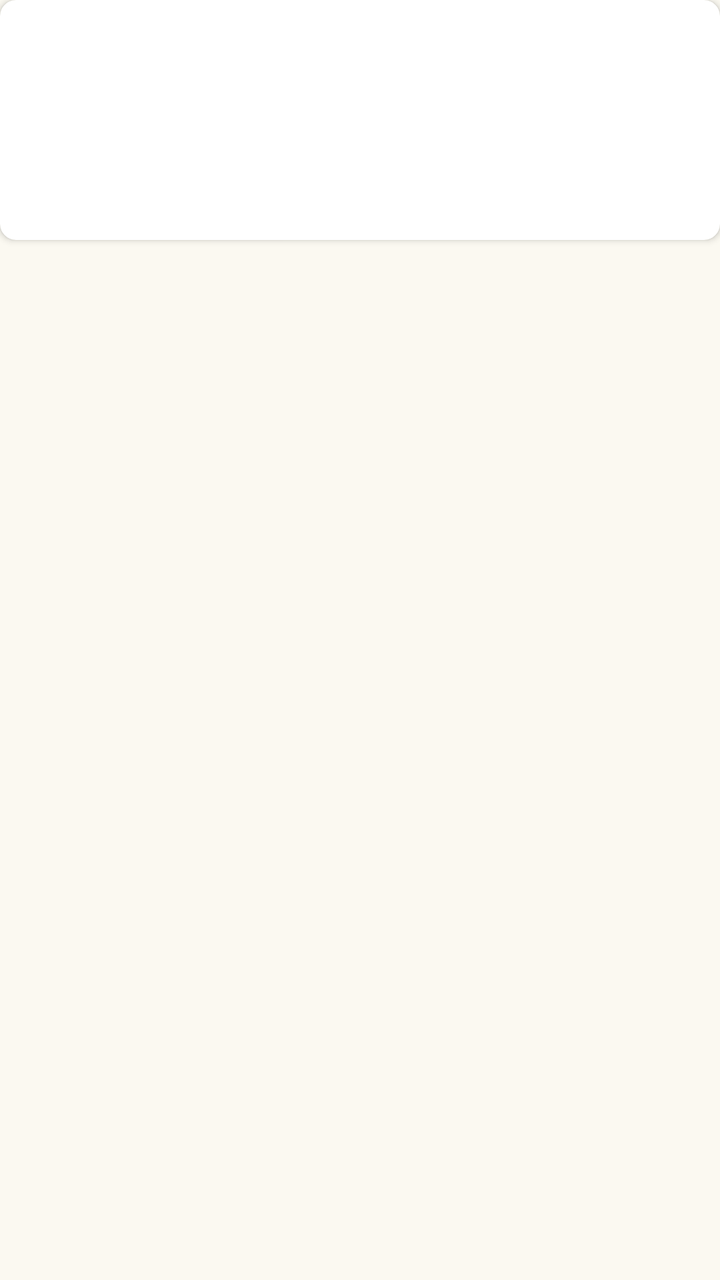
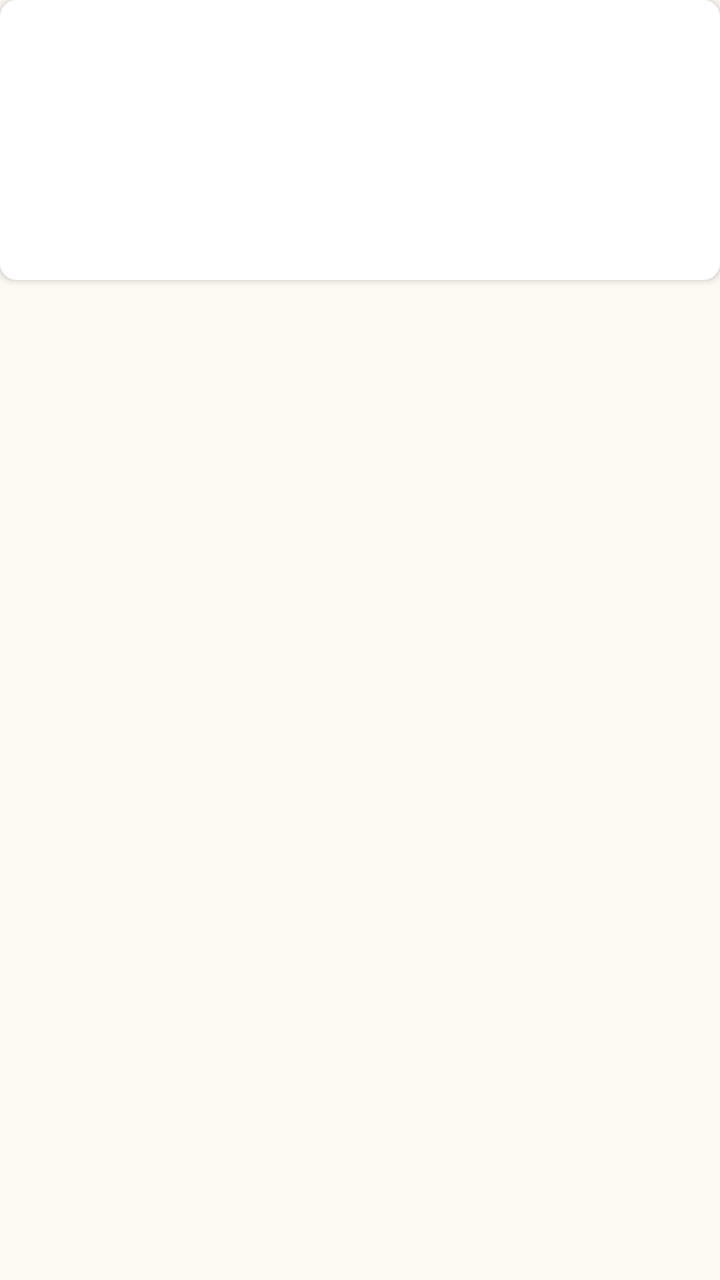

Compare the two renders of this Android layout. The source of the first and the diff that turns it into the second are given below.
<!-- AndroidManifest.xml: application theme Theme.ToDoNote -->
<!-- res/layout/item_note.xml -->
<?xml version="1.0" encoding="utf-8"?>
<LinearLayout xmlns:android="http://schemas.android.com/apk/res/android"
    xmlns:app="http://schemas.android.com/apk/res-auto"
    android:layout_width="match_parent"
    android:layout_height="wrap_content"
    android:orientation="vertical"
    android:layout_margin="4dp">

    
    <androidx.cardview.widget.CardView
        android:layout_width="match_parent"
        android:layout_height="wrap_content"
        app:cardCornerRadius="8dp"
        app:cardElevation="2dp">

        <FrameLayout
            android:layout_width="match_parent"
            android:layout_height="120dp"
            android:padding="12dp">

            
            <TextView
                android:id="@+id/tv_note_content"
                android:layout_width="match_parent"
                android:layout_height="match_parent"
                android:background="@color/color_surface"
                android:ellipsize="end"
                android:gravity="top|start"
                android:maxLines="6"
                android:padding="8dp"
                android:textColor="@color/color_text_dark"
                android:textSize="12sp" />

            
            <ImageView
                android:id="@+id/iv_lock"
                android:layout_width="48dp"
                android:layout_height="48dp"
                android:layout_gravity="center"
                android:src="@android:drawable/ic_lock_lock"
                android:visibility="gone"
                android:contentDescription="잠금" />

        </FrameLayout>

    </androidx.cardview.widget.CardView>

    
    <TextView
        android:id="@+id/tv_note_title"
        android:layout_width="match_parent"
        android:layout_height="wrap_content"
        android:layout_marginTop="8dp"
        android:ellipsize="end"
        android:gravity="center"
        android:maxLines="1"
        android:textColor="@color/color_text_dark"
        android:textSize="14sp"
        android:textStyle="bold" />

</LinearLayout>
<!-- resources referenced by this layout -->
<resources>
  <color name="color_surface">#FFFFFF</color>
  <color name="color_text_dark">#444444</color>
  <style name="Theme.ToDoNote" parent="Base.Theme.ToDoNote" />
  <style name="Base.Theme.ToDoNote" parent="Theme.Material3.DayNight.NoActionBar">
          
          <item name="colorPrimary">@color/color_primary</item>
          <item name="colorPrimaryDark">@color/color_primary_dark</item>
          <item name="colorPrimaryVariant">@color/color_primary_light</item>
          
          
          <item name="colorSecondary">@color/color_secondary</item>
          <item name="colorSecondaryVariant">@color/color_secondary_dark</item>
          
          
          <item name="android:colorBackground">@color/color_background</item>
          <item name="colorSurface">@color/color_surface</item>
          
          
          <item name="android:textColorPrimary">@color/color_text_dark</item>
          <item name="android:textColorSecondary">@color/color_text_medium</item>
          <item name="colorOnPrimary">@color/white</item>
          <item name="colorOnSecondary">@color/color_text_dark</item>
          <item name="colorOnBackground">@color/color_text_dark</item>
          <item name="colorOnSurface">@color/color_text_dark</item>
          <item name="colorOnSurfaceVariant">@color/color_text_medium</item>
          
          
          <item name="colorAccent">@color/color_accent</item>
          
          
          <item name="colorOutline">@color/color_outline</item>
          
          
          <item name="android:statusBarColor">@android:color/black</item>
          <item name="android:windowLightStatusBar">false</item>
      </style>
  <color name="color_primary">#A0D9C8</color>
  <color name="color_primary_dark">#7DB8A5</color>
  <color name="color_primary_light">#C8E8DC</color>
  <color name="color_secondary">#F0D5C9</color>
  <color name="color_secondary_dark">#E0B5A3</color>
  <color name="color_background">#FBF9F1</color>
  <color name="color_text_medium">#666666</color>
  <color name="white">#FFFFFFFF</color>
  <color name="color_accent">#FFEB9E</color>
  <color name="color_outline">#333333</color>
</resources>

<!-- the commit's change to res/layout/item_note.xml (unified diff, before → after) -->
@@ -15,8 +15,8 @@
 
         <FrameLayout
             android:layout_width="match_parent"
-            android:layout_height="120dp"
-            android:padding="12dp">
+            android:layout_height="140dp"
+            android:padding="8dp">
 
             
             <TextView
@@ -26,7 +26,7 @@
                 android:background="@color/color_surface"
                 android:ellipsize="end"
                 android:gravity="top|start"
-                android:maxLines="6"
+                android:maxLines="7"
                 android:padding="8dp"
                 android:textColor="@color/color_text_dark"
                 android:textSize="12sp" />
@@ -34,8 +34,8 @@
             
             <ImageView
                 android:id="@+id/iv_lock"
-                android:layout_width="48dp"
-                android:layout_height="48dp"
+                android:layout_width="32dp"
+                android:layout_height="32dp"
                 android:layout_gravity="center"
                 android:src="@android:drawable/ic_lock_lock"
                 android:visibility="gone"
@@ -50,12 +50,12 @@
         android:id="@+id/tv_note_title"
         android:layout_width="match_parent"
         android:layout_height="wrap_content"
-        android:layout_marginTop="8dp"
+        android:layout_marginTop="4dp"
         android:ellipsize="end"
         android:gravity="center"
         android:maxLines="1"
         android:textColor="@color/color_text_dark"
-        android:textSize="14sp"
+        android:textSize="12sp"
         android:textStyle="bold" />
 
 </LinearLayout>
